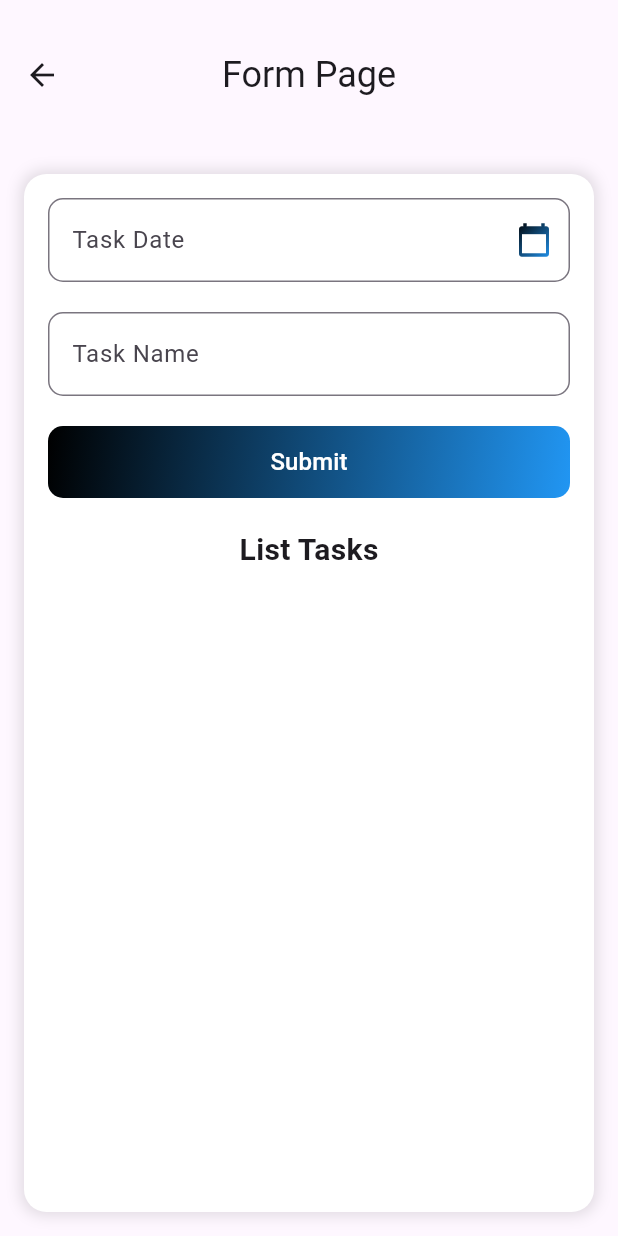
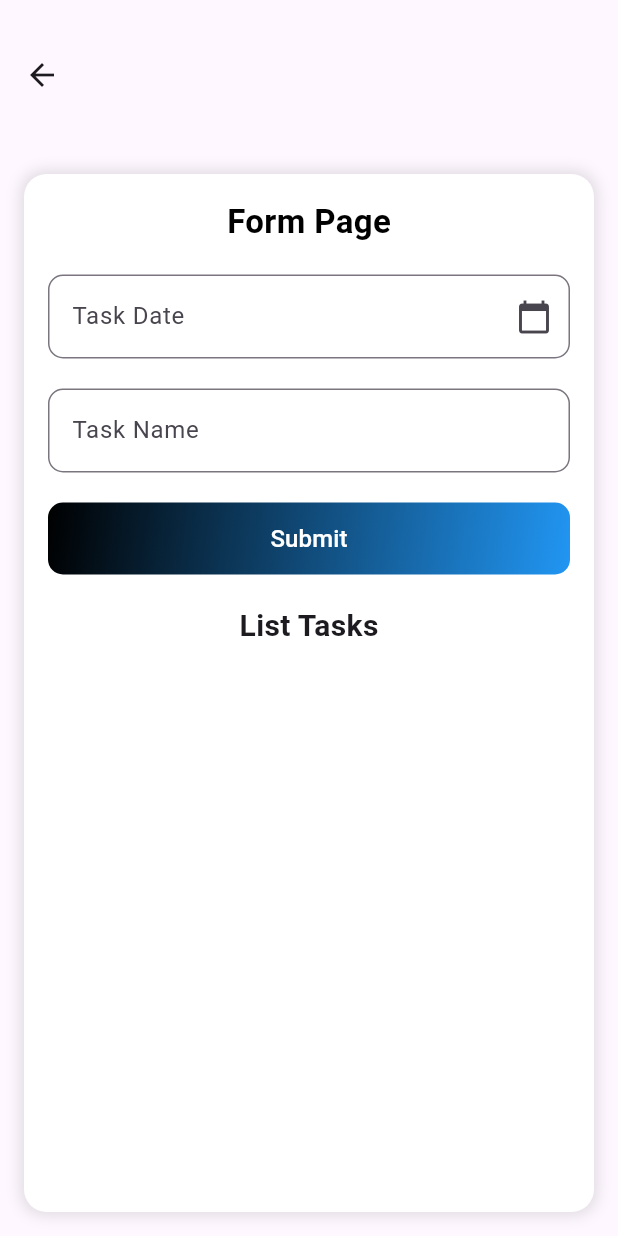
Before and after one commit to Aryaaa30/TodoApp_0114, a Flutter app: the TodoPage screen opened directly, on a phone screen of 412 x 824 dp. Run offline on Flutter 3.47's test engine with Material 3 defaults, Android fonts, the phone set to English and light mode, and no system bars.

Commit message:
Mengubah letak teks Form Page

```diff
--- a/lib/todo_page.dart
+++ b/lib/todo_page.dart
@@ -67,7 +67,6 @@ class _TodoPageState extends State<TodoPage> {
             Navigator.pop(context);
           },
         ),
-        title: const Text('Form Page', style: TextStyle(fontSize: 24)),
         centerTitle: true,
       ),
       body: SafeArea(
@@ -89,11 +88,24 @@ class _TodoPageState extends State<TodoPage> {
             child: Column(
               crossAxisAlignment: CrossAxisAlignment.start,
               children: [
-                // Task Date
+                // Tambahkan teks di atas input form
+                const Center(
+                  child: Text(
+                    "Form Page",
+                    style: TextStyle(
+                      fontSize: 22,
+                      fontWeight: FontWeight.bold,
+                      color: Colors.black,
+                    ),
+                  ),
+                ),
+                const SizedBox(height: 20), // Jarak agar lebih rapi
+
                 Form(
                   key: _key,
                   child: Column(
                     children: [
+                      // Task Date
                       TextFormField(
                         controller: _dateController,
                         readOnly: true, // Mencegah input manual
@@ -104,24 +116,7 @@ class _TodoPageState extends State<TodoPage> {
                             borderRadius: BorderRadius.circular(10),
                           ),
                           suffixIcon: IconButton(
-                            icon: ShaderMask(
-                              shaderCallback: (Rect bounds) {
-                                return const LinearGradient(
-                                  colors: [
-                                    Colors.black,
-                                    Colors.blue,
-                                  ], // Hitam ke Biru
-                                  begin: Alignment.topLeft,
-                                  end: Alignment.bottomRight,
-                                ).createShader(bounds);
-                              },
-                              child: const Icon(
-                                Icons.calendar_today,
-                                color:
-                                    Colors
-                                        .white, // Warna digantikan oleh gradient
-                              ),
-                            ),
+                            icon: const Icon(Icons.calendar_today),
                             onPressed: _pickDate,
                           ),
                         ),
@@ -144,14 +139,14 @@ class _TodoPageState extends State<TodoPage> {
                 ),
                 const SizedBox(height: 20),
 
-                // Submit Button dengan Gradient Warna Biru dan Hitam
+                // Submit Button
                 Align(
                   alignment: Alignment.center,
                   child: Container(
-                    width: double.infinity, // Lebar penuh
+                    width: double.infinity,
                     decoration: BoxDecoration(
                       gradient: const LinearGradient(
-                        colors: [Colors.black, Colors.blue], // Hitam ke Biru
+                        colors: [Colors.black, Colors.blue],
                         begin: Alignment.topLeft,
                         end: Alignment.bottomRight,
                       ),
@@ -159,11 +154,8 @@ class _TodoPageState extends State<TodoPage> {
                     ),
                     child: ElevatedButton(
                       style: ElevatedButton.styleFrom(
-                        backgroundColor:
-                            Colors
-                                .transparent, // Transparan agar gradient terlihat
-                        shadowColor:
-                            Colors.transparent, // Menghilangkan shadow bawaan
+                        backgroundColor: Colors.transparent,
+                        shadowColor: Colors.transparent,
                         shape: RoundedRectangleBorder(
                           borderRadius: BorderRadius.circular(10),
                         ),
@@ -191,15 +183,10 @@ class _TodoPageState extends State<TodoPage> {
                     itemBuilder: (context, index) {
                       return Container(
                         margin: const EdgeInsets.symmetric(vertical: 8),
-                        padding: const EdgeInsets.all(
-                          15,
-                        ), // Tambah padding agar lebih longgar
+                        padding: const EdgeInsets.all(15),
                         decoration: BoxDecoration(
                           gradient: const LinearGradient(
-                            colors: [
-                              Colors.black,
-                              Colors.blue,
-                            ], // Gradient Hitam ke Biru
+                            colors: [Colors.black, Colors.blue],
                             begin: Alignment.topLeft,
                             end: Alignment.bottomRight,
                           ),
@@ -215,34 +202,21 @@ class _TodoPageState extends State<TodoPage> {
                         child: Column(
                           crossAxisAlignment: CrossAxisAlignment.start,
                           children: [
-                            // Nama Task
-                            Padding(
-                              padding:
-                                  const EdgeInsets.only(), // Jarak antar teks
-                              child: Text(
+                            Text(
                               _tasks[index]["task"],
                               style: const TextStyle(
                                 fontSize: 18,
                                 fontWeight: FontWeight.bold,
-                                  color: Colors.white, // Agar lebih kontras
+                                color: Colors.white,
                               ),
                             ),
-                            ),
-
-                            // Tanggal Deadline
-                            Padding(
-                              padding:
-                                  const EdgeInsets.only(), // Tambah jarak bawah
-                              child: Text(
+                            Text(
                               "Deadline: ${DateFormat('dd-MM-yyyy').format(_tasks[index]["deadline"])}",
                               style: const TextStyle(
                                 fontSize: 16,
                                 color: Colors.white70,
                               ),
                             ),
-                            ),
-
-                            // Checkbox dan Status
                             Row(
                               mainAxisAlignment: MainAxisAlignment.spaceBetween,
                               children: [
@@ -252,8 +226,8 @@ class _TodoPageState extends State<TodoPage> {
                                     fontSize: 16,
                                     color:
                                         _tasks[index]["isDone"]
-                                            ? Colors.greenAccent
-                                            : Colors.redAccent,
+                                            ? Colors.green
+                                            : Colors.red,
                                     fontWeight: FontWeight.bold,
                                   ),
                                 ),
```
Lines whose indentation alone changed are shown as unchanged.
